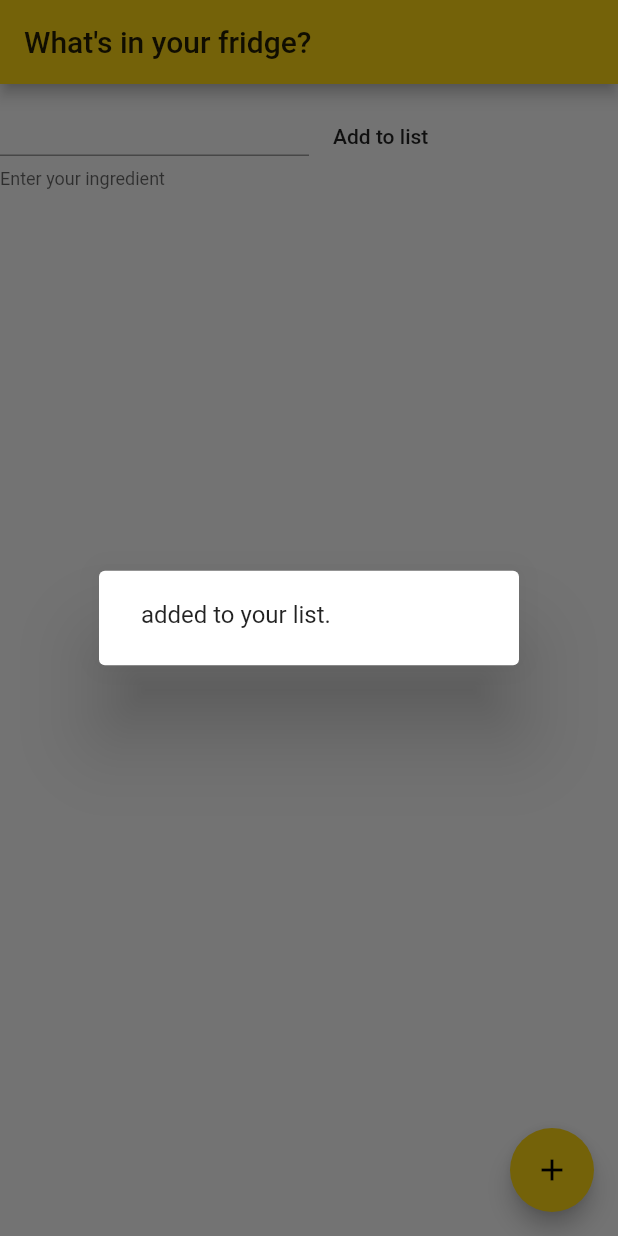
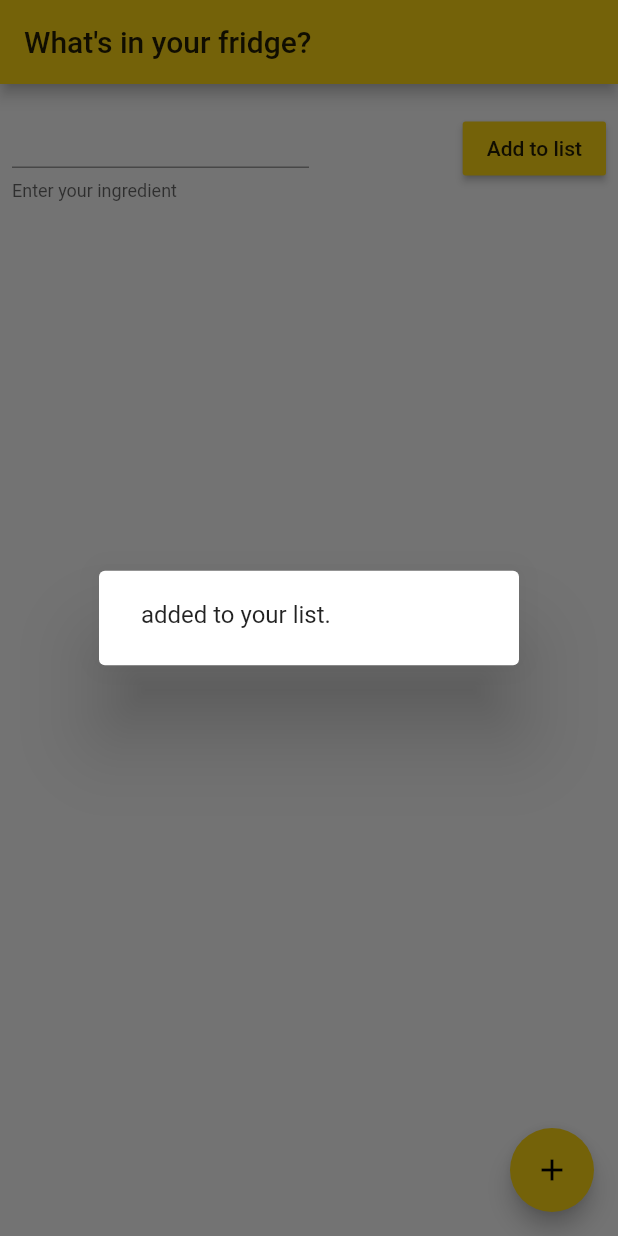
Before and after one commit to jumbo-tech-campus/food-waste, a Flutter app: the screen it shows after launch, after a tap on "Add to list", on a phone screen of 412 x 824 dp. Run offline on Flutter 3.47's test engine with Material 2 defaults, Android fonts, the phone set to English and light mode, and no system bars.

Commit message:
some padding is added

```diff
--- a/app/FoodWaste/lib/enter_ingredients_page.dart
+++ b/app/FoodWaste/lib/enter_ingredients_page.dart
@@ -45,7 +45,10 @@ class _EnterIngredientsPageState extends State<EnterIngredientsPage> {
         ),
         body: Column(
           children: <Widget>[
-            Row(
+            Padding(
+              padding: const EdgeInsets.all(8.0),
+              child: Row(
+                mainAxisAlignment: MainAxisAlignment.spaceBetween,
                 children: <Widget>[
                   Flexible(
                     child: TextField(
@@ -63,6 +66,7 @@ class _EnterIngredientsPageState extends State<EnterIngredientsPage> {
                   Flexible(
                       child: MaterialButton(
                     child: Text("Add to list"),
+                    color: JumboUI.yellowColor,
                     onPressed: () {
                       _showConfirmationAlertDialog(editTextController.text);
                       _addIngredient(editTextController.text);
@@ -71,12 +75,16 @@ class _EnterIngredientsPageState extends State<EnterIngredientsPage> {
                   )),
                 ],
               ),
+            ),
             new Expanded(
                 child: new ListView.builder
                   (
                     itemCount: _addedIngredients.length,
                     itemBuilder: (BuildContext ctxt, int Index) {
-                      return new Text(_addedIngredients[Index]);
+                      return Padding(
+                        padding: const EdgeInsets.all(8.0),
+                        child: new Text(_addedIngredients[Index]),
+                      );
                     }
                 )
             )
```
Lines whose indentation alone changed are shown as unchanged.
